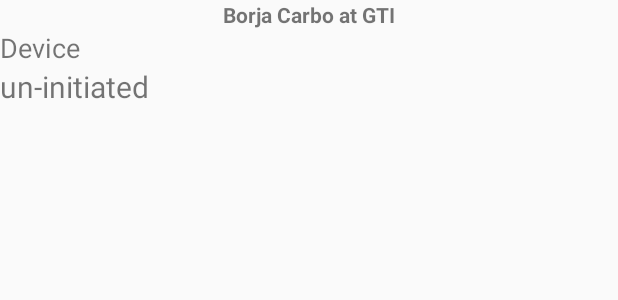
After one commit to adguez27/IoT-Project, an Android app: the layout connection.xml on its own in the app's theme, with its tools: preview values and no code run, on a phone screen of 412 x 824 dp. The commit adds this screen. Shown: the top 300 px of the screen. Run offline under Robolectric (Android 15) with nearby library versions, the phone set to English and light mode, and no system bars.

Commit message:
0.3.0 Primer mensaje enviado al raspberry

```diff
--- a/Patinator/app/src/main/AndroidManifest.xml
+++ b/Patinator/app/src/main/AndroidManifest.xml
@@ -3,6 +3,8 @@
     package="com.alexd.patinator">
 
     <uses-permission android:name="android.permission.CAMERA" />
+    <uses-permission android:name="android.permission.INTERNET" />
+
 
     <application
         android:name="Aplicacion"
@@ -30,6 +32,10 @@
         <activity android:name=".SeleccionDePatineteActivity"
             android:label="Selección de Patinete"
             android:theme="@style/Theme.AppCompat.Light.Dialog"/>
+
+        <activity android:name=".ConnectionActivity"
+            android:label="Connectando con el Patinete"
+            android:theme="@style/Theme.AppCompat.Light.Dialog"/>
     </application>
 
 </manifest>
--- /dev/null
+++ b/Patinator/app/src/main/res/layout/android/content/annotations.xml
@@ -0,0 +1,5 @@
+<root>
+    <item name='android.content.Intent'>
+        <annotation name='java.lang.Deprecated' />
+    </item>
+</root>
--- /dev/null
+++ b/Patinator/app/src/main/res/layout/connection.xml
@@ -0,0 +1,36 @@
+<?xml version="1.0" encoding="utf-8"?>
+<LinearLayout
+    xmlns:android="http://schemas.android.com/apk/res/android"
+    android:orientation="vertical"
+    android:layout_width="match_parent"
+    android:layout_height="match_parent">
+
+    <TextView
+        android:layout_width="wrap_content"
+        android:layout_height="wrap_content"
+        android:layout_gravity="center_horizontal"
+        android:autoLink="web"
+        android:text="Borja Carbo at GTI"
+        android:textStyle="bold" />
+
+    <TextView
+        android:id="@+id/device"
+        android:layout_width="match_parent"
+        android:layout_height="wrap_content"
+        android:text="Device"
+        android:textSize="18dp" />
+
+    <TextView
+        android:id="@+id/state"
+        android:layout_width="match_parent"
+        android:layout_height="wrap_content"
+        android:text="un-initiated"
+        android:textSize="20dp" />
+
+    <TextView
+        android:id="@+id/received"
+        android:layout_width="match_parent"
+        android:layout_height="wrap_content"
+        android:textSize="18dp" />
+
+</LinearLayout>
```
Also changed, not shown: Patinator/app/src/main/java/com/alexd/patinator/Aplicacion.java (+12 -0 lines), Patinator/app/src/main/java/com/alexd/patinator/ConnectionActivity.java (added, +100 -0 lines), Patinator/app/src/main/java/com/alexd/patinator/MainActivity.java (+25 -3 lines), Patinator/app/src/main/java/com/alexd/patinator/SeleccionDePatineteActivity.java (+96 -16 lines), Patinator/app/src/main/java/com/alexd/patinator/UdpClientThread.java (added, +97 -0 lines).
